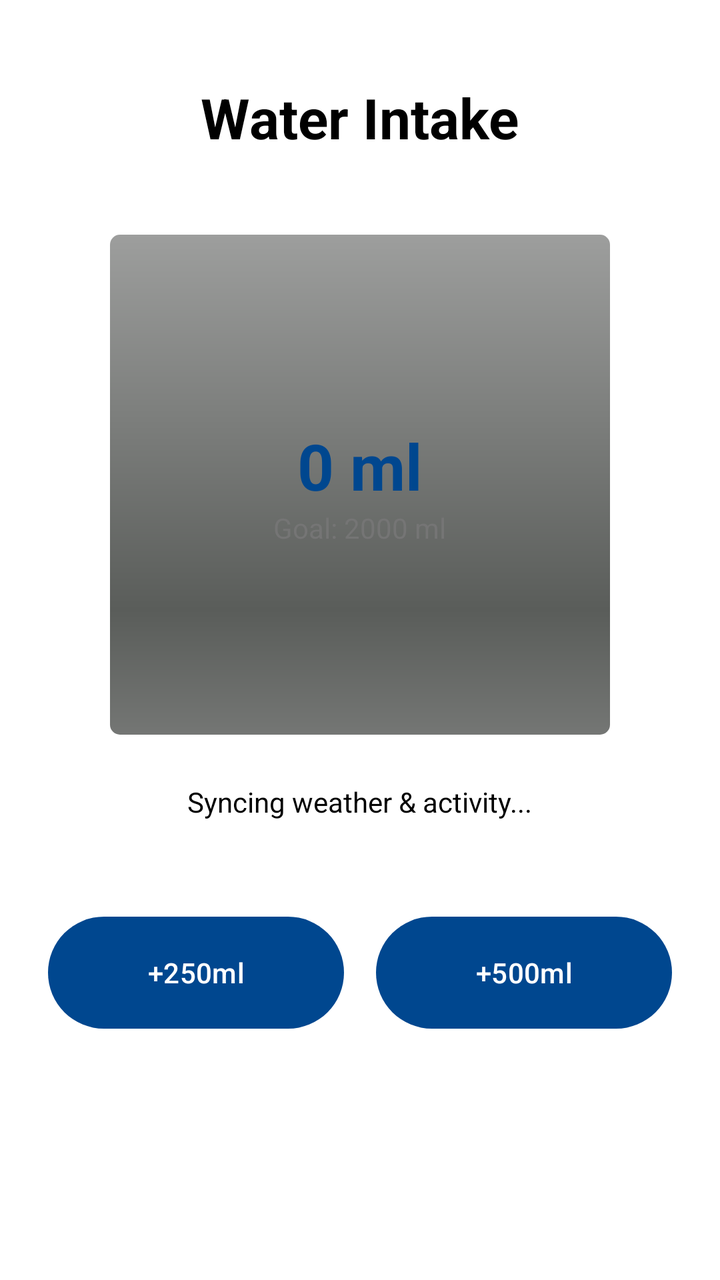
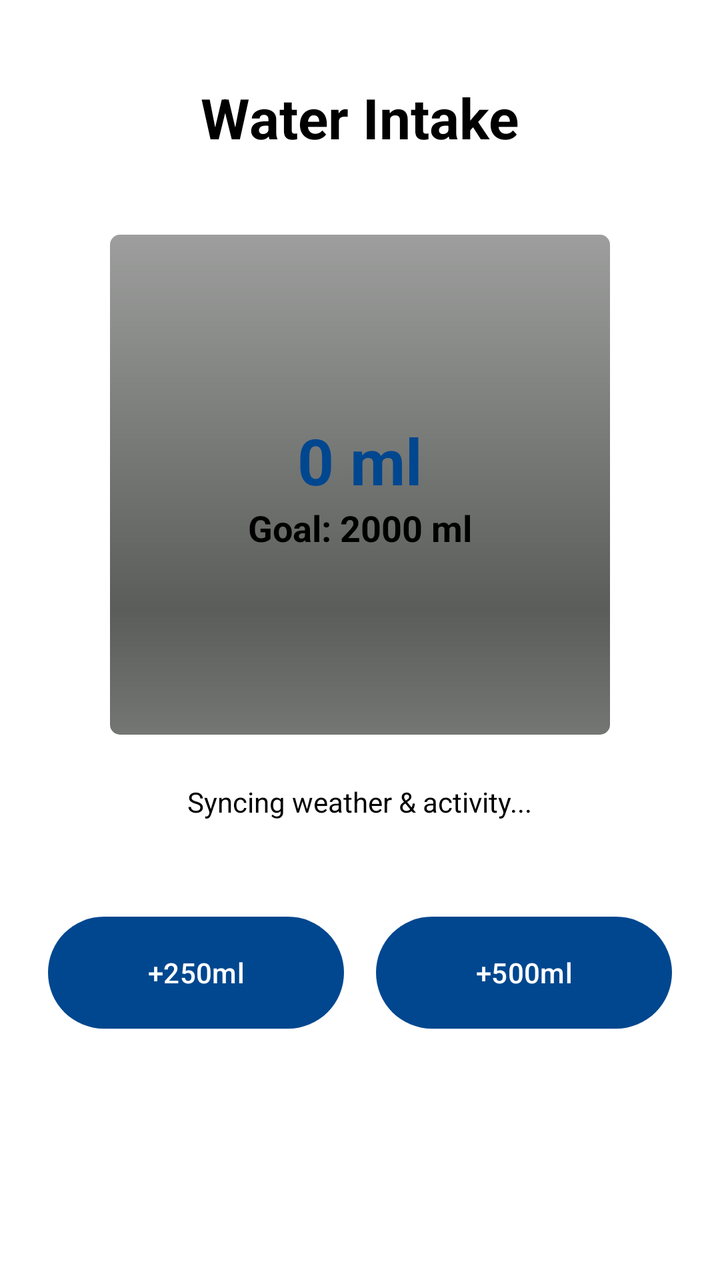

Two renders of the same Android screen: before a commit and after it. Below are the layout's source before the change and the commit's diff.
<!-- AndroidManifest.xml: application theme Theme.AfyaSalama -->
<!-- res/layout/fragment_water.xml -->
<?xml version="1.0" encoding="utf-8"?>
<LinearLayout xmlns:android="http://schemas.android.com/apk/res/android"
    android:layout_width="match_parent"
    android:layout_height="match_parent"
    android:orientation="vertical"
    android:padding="24dp"
    android:background="@color/white"
    android:gravity="center_horizontal">

    <TextView
        android:layout_width="wrap_content"
        android:layout_height="wrap_content"
        android:text="Water Intake"
        android:textSize="28sp"
        android:textStyle="bold"
        android:textColor="@color/black"
        android:layout_marginTop="16dp" />

    <RelativeLayout
        android:layout_width="250dp"
        android:layout_height="250dp"
        android:layout_marginTop="40dp">

        <ProgressBar
            android:id="@+id/pb_water"
            style="?android:attr/progressBarStyleHorizontal"
            android:layout_width="match_parent"
            android:layout_height="match_parent"
            android:indeterminate="false"
            android:max="100"
            android:progress="0"
            android:progressDrawable="@android:drawable/progress_horizontal" />

        <LinearLayout
            android:layout_width="wrap_content"
            android:layout_height="wrap_content"
            android:orientation="vertical"
            android:layout_centerInParent="true"
            android:gravity="center">

            <TextView
                android:id="@+id/tv_current_ml"
                android:layout_width="wrap_content"
                android:layout_height="wrap_content"
                android:text="0 ml"
                android:textSize="32sp"
                android:textStyle="bold"
                android:textColor="@color/primary_blue" />

            <TextView
                android:id="@+id/tv_goal_ml"
                android:layout_width="wrap_content"
                android:layout_height="wrap_content"
                android:text="Goal: 2000 ml"
                android:textSize="14sp"
                android:textColor="@color/gray_text" />
        </LinearLayout>
    </RelativeLayout>

    <TextView
        android:id="@+id/tv_info"
        android:layout_width="wrap_content"
        android:layout_height="wrap_content"
        android:text="Syncing weather &amp; activity..."
        android:layout_marginTop="24dp"
        android:textColor="@color/black" />

    <LinearLayout
        android:layout_width="match_parent"
        android:layout_height="wrap_content"
        android:orientation="horizontal"
        android:layout_marginTop="48dp"
        android:gravity="center">

        <Button
            android:id="@+id/btn_add_250"
            android:layout_width="0dp"
            android:layout_weight="1"
            android:layout_height="56dp"
            android:text="+250ml"
            android:background="@drawable/capsule_button_blue"
            android:textColor="@color/white"
            android:layout_marginEnd="8dp"
            xmlns:app="http://schemas.android.com/apk/res-auto"
            app:backgroundTint="@null"
            style="@style/Widget.Material3.Button" />

        <Button
            android:id="@+id/btn_add_500"
            android:layout_width="0dp"
            android:layout_weight="1"
            android:layout_height="56dp"
            android:text="+500ml"
            android:background="@drawable/capsule_button_blue"
            android:textColor="@color/white"
            android:layout_marginStart="8dp"
            xmlns:app="http://schemas.android.com/apk/res-auto"
            app:backgroundTint="@null"
            style="@style/Widget.Material3.Button" />
    </LinearLayout>

</LinearLayout>
<!-- resources referenced by this layout -->
<resources>
  <color name="black">#FF000000</color>
  <color name="gray_text">#757575</color>
  <color name="primary_blue">#00478F</color>
  <color name="white">#FFFFFFFF</color>
  <!-- drawable capsule_button_blue (drawable) -->
  <?xml version="1.0" encoding="utf-8"?>
  <shape xmlns:android="http://schemas.android.com/apk/res/android">
      <solid android:color="@color/primary_blue" />
      <corners android:radius="100dp" />
  </shape>
  <style name="Theme.AfyaSalama" parent="Base.Theme.AfyaSalama" />
  <style name="Base.Theme.AfyaSalama" parent="Theme.Material3.DayNight.NoActionBar">
          <item name="colorPrimary">@color/primary_blue</item>
          <item name="android:windowBackground">@color/white</item>
      </style>
</resources>

<!-- the commit's change to res/layout/fragment_water.xml (unified diff, before → after) -->
@@ -52,8 +52,9 @@
                 android:layout_width="wrap_content"
                 android:layout_height="wrap_content"
                 android:text="Goal: 2000 ml"
-                android:textSize="14sp"
-                android:textColor="@color/gray_text" />
+                android:textSize="18sp"
+                android:textStyle="bold"
+                android:textColor="@color/black" />
         </LinearLayout>
     </RelativeLayout>
 
<!-- resource entries referenced after the edit -->
@@ -1,7 +1,6 @@
 <!-- resources referenced by this layout -->
 <resources>
   <color name="black">#FF000000</color>
-  <color name="gray_text">#757575</color>
   <color name="primary_blue">#00478F</color>
   <color name="white">#FFFFFFFF</color>
   <!-- drawable capsule_button_blue (drawable) -->
